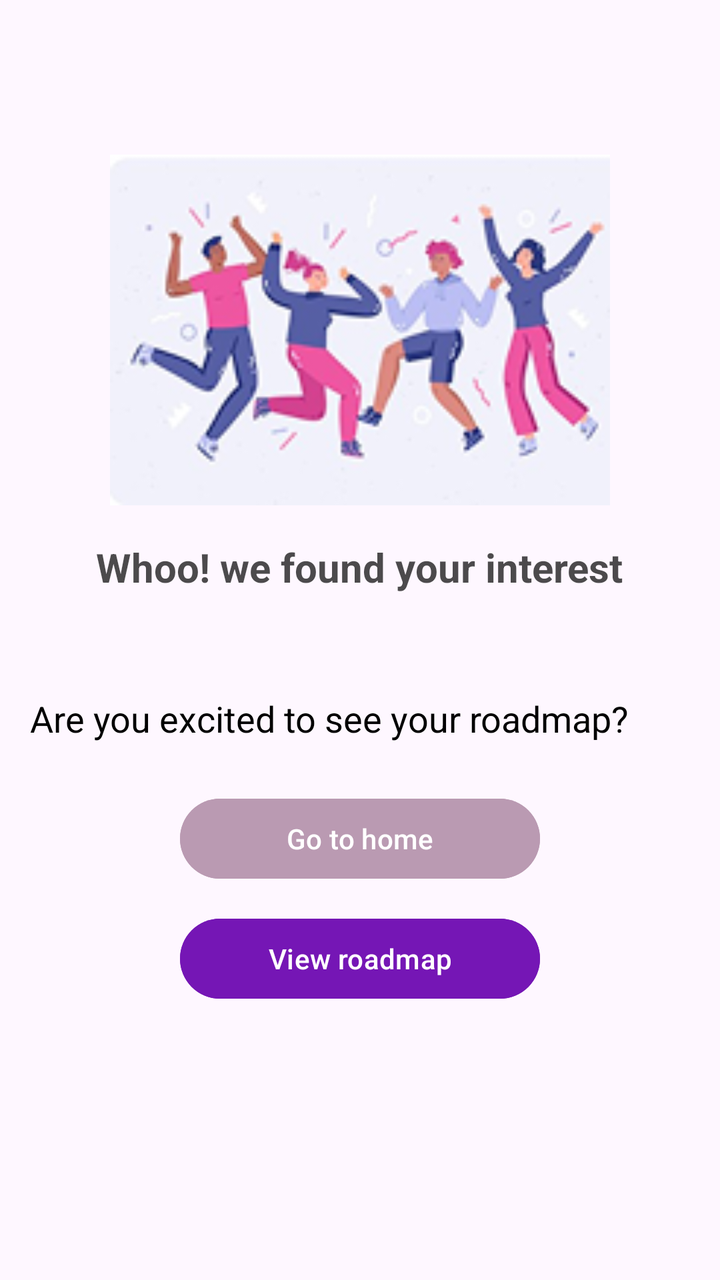
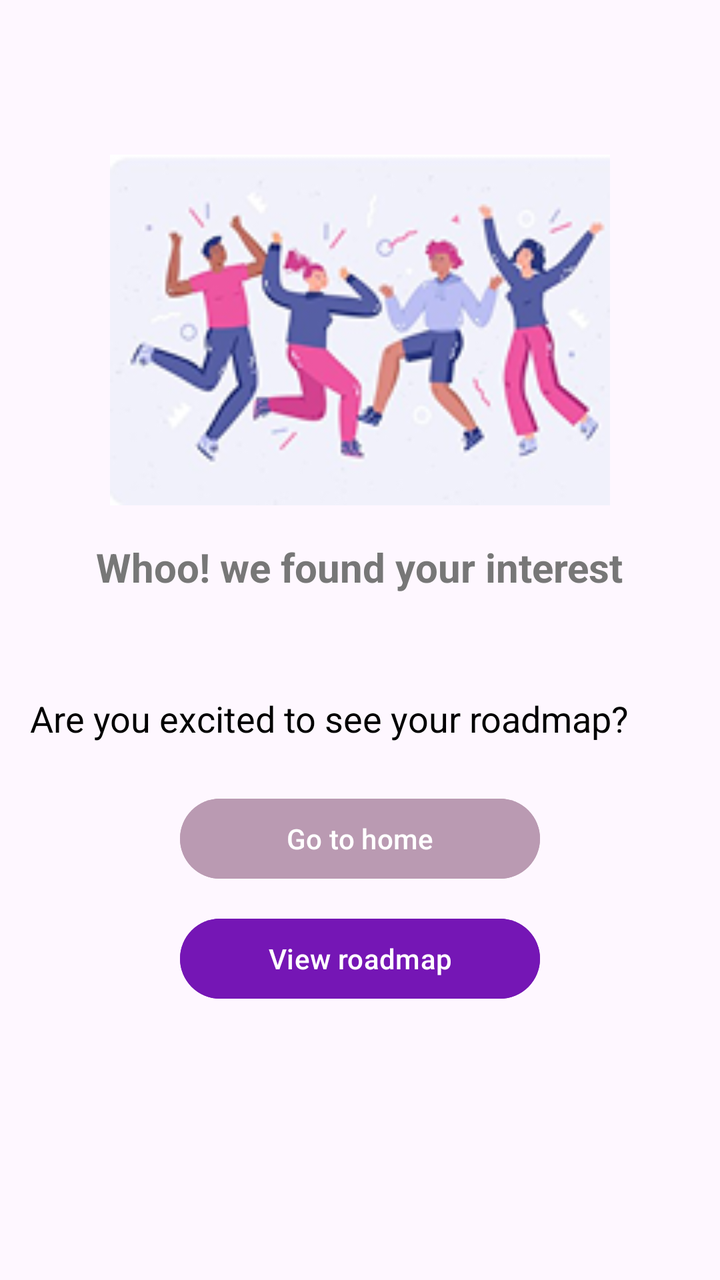

The first picture is an Android layout as it rendered before a commit; the second is the same layout after the commit. The layout source and the unified diff follow.
<!-- AndroidManifest.xml: application theme Theme.Mind2Career -->
<!-- res/layout/activity_after_assesment.xml -->
<?xml version="1.0" encoding="utf-8"?>
<ScrollView xmlns:android="http://schemas.android.com/apk/res/android"
    xmlns:app="http://schemas.android.com/apk/res-auto"
    xmlns:tools="http://schemas.android.com/tools"
    android:id="@+id/main"
    android:layout_width="match_parent"
    android:layout_height="match_parent"
    tools:context=".AfterAssesment">
    <LinearLayout
        android:layout_width="match_parent"
        android:layout_height="wrap_content"
        android:orientation="vertical"
        android:layout_marginTop="60dp">

        <ImageView
            android:layout_width="250dp"
            android:layout_height="210dp"
            android:id="@+id/whoo"
            android:src="@drawable/after"
            android:layout_gravity="center"
            android:scaleType="fitCenter"/>
        <TextView
            android:layout_width="wrap_content"
            android:layout_height="wrap_content"
            android:id="@+id/text1"
            android:layout_gravity="center"
            android:text="Whoo! we found your interest"
            android:textSize="20dp"
            android:textStyle="bold"
            android:textColor="#B3000000"/>
        <TextView
            android:layout_width="wrap_content"
            android:layout_height="wrap_content"
            android:id="@+id/text2"
            android:text="Are you excited to see your roadmap?"
            android:textColor="#000000"
            android:textSize="18dp"
            android:layout_marginTop="50dp"
            android:layout_marginLeft="15dp"
            />
        <Button
            android:layout_width="180dp"
            android:layout_height="wrap_content"
            android:id="@+id/btn1"
            android:layout_gravity="center"
            android:text="Go to home"
            android:backgroundTint="#BA9AB2"
            android:layout_marginTop="24dp"
            />
        <Button
            android:layout_width="180dp"
            android:layout_height="wrap_content"
            android:id="@+id/btn2"
            android:layout_gravity="center"
            android:text="View roadmap"
            android:backgroundTint="#7516B5"
            android:layout_marginTop="12dp"
            />


    </LinearLayout>

</ScrollView>
<!-- resources referenced by this layout -->
<resources>
  <!-- drawable after: png bitmap (drawable, 34373 bytes) -->
  <style name="Theme.Mind2Career" parent="Base.Theme.Mind2Career" />
  <style name="Base.Theme.Mind2Career" parent="Theme.Material3.DayNight.NoActionBar">
          
          
      </style>
</resources>

<!-- the commit's change to res/layout/activity_after_assesment.xml (unified diff, before → after) -->
@@ -27,13 +27,13 @@
             android:text="Whoo! we found your interest"
             android:textSize="20dp"
             android:textStyle="bold"
-            android:textColor="#B3000000"/>
+            android:textColor="@color/secondary"/>
         <TextView
             android:layout_width="wrap_content"
             android:layout_height="wrap_content"
             android:id="@+id/text2"
             android:text="Are you excited to see your roadmap?"
-            android:textColor="#000000"
+            android:textColor="@color/primary"
             android:textSize="18dp"
             android:layout_marginTop="50dp"
             android:layout_marginLeft="15dp"
@@ -44,7 +44,7 @@
             android:id="@+id/btn1"
             android:layout_gravity="center"
             android:text="Go to home"
-            android:backgroundTint="#BA9AB2"
+            android:backgroundTint="@color/buttons"
             android:layout_marginTop="24dp"
             />
         <Button
@@ -53,7 +53,7 @@
             android:id="@+id/btn2"
             android:layout_gravity="center"
             android:text="View roadmap"
-            android:backgroundTint="#7516B5"
+            android:backgroundTint="@color/button"
             android:layout_marginTop="12dp"
             />
 
<!-- resource entries referenced after the edit -->
@@ -1,5 +1,9 @@
 <!-- resources referenced by this layout -->
 <resources>
+  <color name="button">#7516B5</color>
+  <color name="buttons">#BA9AB2</color>
+  <color name="primary">#FF000000</color>
+  <color name="secondary">#777777</color>
   <!-- drawable after: png bitmap (drawable, 34373 bytes) -->
   <style name="Theme.Mind2Career" parent="Base.Theme.Mind2Career" />
   <style name="Base.Theme.Mind2Career" parent="Theme.Material3.DayNight.NoActionBar">
